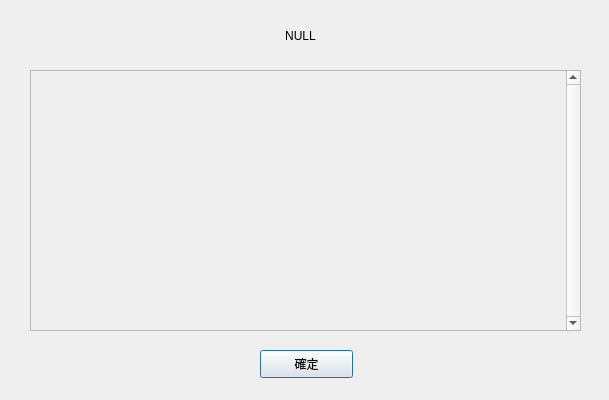
dlgs5100/MoneyTracking, file detail.ui: the form before one commit.
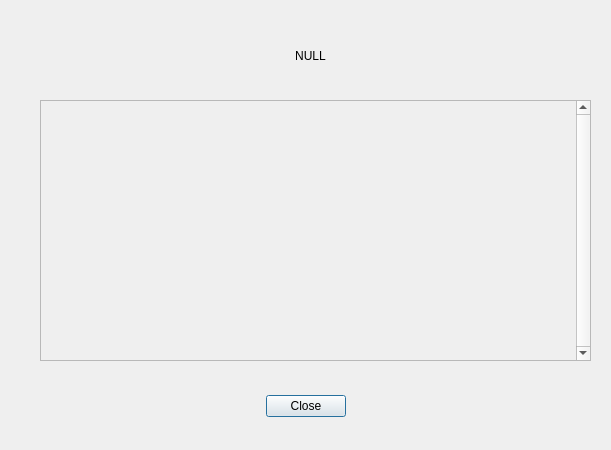
The form after the commit.

Commit message: get id information by clicking delete button

Diff of the .ui file:
```diff
--- a/detail.ui
+++ b/detail.ui
@@ -6,24 +6,37 @@
    <rect>
     <x>0</x>
     <y>0</y>
-    <width>609</width>
-    <height>400</height>
+    <width>611</width>
+    <height>450</height>
    </rect>
   </property>
-  <property name="minimumSize">
-   <size>
-    <width>0</width>
-    <height>0</height>
-   </size>
-  </property>
   <property name="windowTitle">
    <string>清單</string>
   </property>
+  <widget class="QDialogButtonBox" name="buttonBox">
+   <property name="geometry">
+    <rect>
+     <x>260</x>
+     <y>390</y>
+     <width>91</width>
+     <height>32</height>
+    </rect>
+   </property>
+   <property name="orientation">
+    <enum>Qt::Horizontal</enum>
+   </property>
+   <property name="standardButtons">
+    <set>QDialogButtonBox::Close</set>
+   </property>
+   <property name="centerButtons">
+    <bool>true</bool>
+   </property>
+  </widget>
   <widget class="QScrollArea" name="scrollArea">
    <property name="geometry">
     <rect>
-     <x>30</x>
-     <y>70</y>
+     <x>40</x>
+     <y>100</y>
      <width>551</width>
      <height>261</height>
     </rect>
@@ -51,24 +64,11 @@
     </property>
    </widget>
   </widget>
-  <widget class="QPushButton" name="buttonLeave">
-   <property name="geometry">
-    <rect>
-     <x>260</x>
-     <y>350</y>
-     <width>93</width>
-     <height>28</height>
-    </rect>
-   </property>
-   <property name="text">
-    <string>確定</string>
-   </property>
-  </widget>
   <widget class="QLabel" name="labelType">
    <property name="geometry">
     <rect>
-     <x>260</x>
-     <y>20</y>
+     <x>270</x>
+     <y>40</y>
      <width>81</width>
      <height>31</height>
     </rect>
```
Left out of the diff: 35 changed lines with no effect on the pictures. The commit also changes 2 other files.
